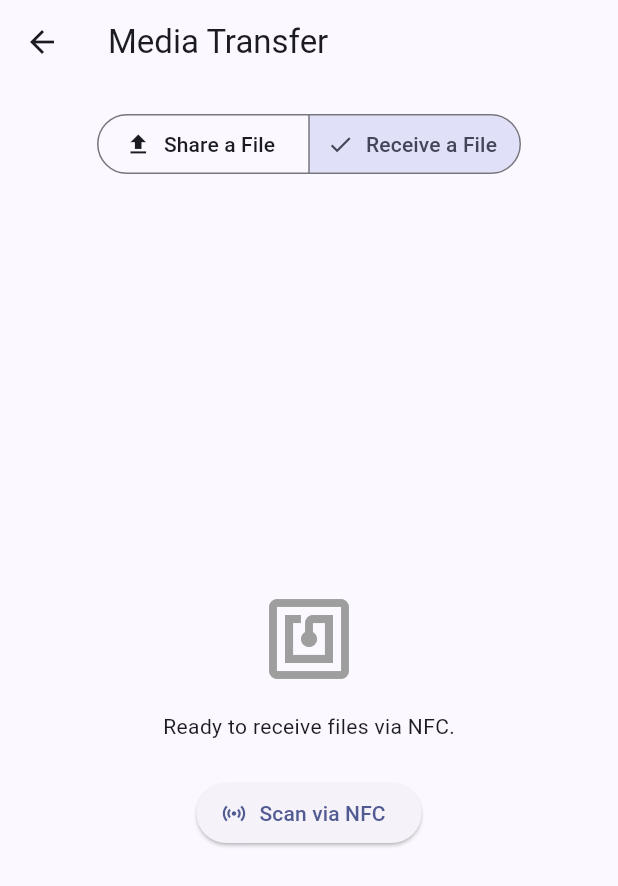
After one commit to vaibhav-patel-1211/nfc, a Flutter app: the MediaTransferScreen screen opened directly, after a tap on "Receive a File", on a phone screen of 412 x 824 dp. The commit adds this screen. Shown: the top 886 px of the screen. Run offline on Flutter 3.47's test engine with Material 3 defaults, Android fonts, the light colour scheme and no system bars; our stand-ins replace file_picker, gallery_saver, shelf; missing offline and left inert: flutter_nfc_kit, ndef, network_info_plus.

Commit message:
Adding Media File transfer

```diff
--- /dev/null
+++ b/lib/features/media_transfer/media_server.dart
@@ -0,0 +1,82 @@
+import 'dart:async';
+import 'dart:convert';
+import 'dart:io';
+import 'package:shelf/shelf.dart';
+import 'package:shelf/shelf_io.dart' as io;
+import 'package:network_info_plus/network_info_plus.dart';
+
+class MediaServer {
+  HttpServer? _server;
+  File? _currentFile;
+  String? _serverUrl;
+
+  Future<String?> startServer(File file) async {
+    _currentFile = file;
+
+    // Get current local IP
+    final info = NetworkInfo();
+    final wifiIP = await info.getWifiIP();
+
+    if (wifiIP == null) {
+      throw Exception('Not connected to Wi-Fi. Please connect to a Wi-Fi network.');
+    }
+
+    final handler = const Pipeline()
+        .addMiddleware(logRequests())
+        .addHandler(_requestHandler);
+
+    try {
+      _server = await io.serve(handler, wifiIP, 8080);
+      _serverUrl = 'http://$wifiIP:8080/file';
+      return _serverUrl;
+    } catch (e) {
+      throw Exception('Failed to start server on $wifiIP:8080 - ${e.toString()}');
+    }
+  }
+
+  Future<void> stopServer() async {
+    if (_server != null) {
+      await _server!.close(force: true);
+      _server = null;
+      _currentFile = null;
+      _serverUrl = null;
+    }
+  }
+
+  Future<Response> _requestHandler(Request request) async {
+    if (_currentFile == null || !await _currentFile!.exists()) {
+      return Response.notFound('File not found');
+    }
+
+    if (request.url.path == 'info') {
+      final stat = await _currentFile!.stat();
+      final filename = _currentFile!.path.split('/').last;
+
+      final info = {
+        'filename': filename,
+        'size': stat.size,
+      };
+
+      return Response.ok(
+        jsonEncode(info),
+        headers: {'Content-Type': 'application/json'},
+      );
+    }
+
+    if (request.url.path == 'file') {
+      final stat = await _currentFile!.stat();
+      final stream = _currentFile!.openRead();
+
+      return Response.ok(
+        stream,
+        headers: {
+          'Content-Type': 'application/octet-stream',
+          'Content-Length': stat.size.toString(),
+          'Content-Disposition': 'attachment; filename="${_currentFile!.path.split('/').last}"',
+        },
+      );
+    }
+
+    return Response.notFound('Route not found');
+  }
+}
--- /dev/null
+++ b/lib/features/media_transfer/media_transfer_screen.dart
@@ -0,0 +1,419 @@
+import 'dart:io';
+import 'package:file_picker/file_picker.dart';
+import 'package:flutter/material.dart';
+import 'package:provider/provider.dart';
+import '../../providers/nfc_provider.dart';
+import 'media_server.dart';
+import 'media_client.dart';
+
+class MediaTransferScreen extends StatefulWidget {
+  const MediaTransferScreen({super.key});
+
+  @override
+  State<MediaTransferScreen> createState() => _MediaTransferScreenState();
+}
+
+class _MediaTransferScreenState extends State<MediaTransferScreen> {
+  final MediaServer _server = MediaServer();
+  final MediaClient _client = MediaClient();
+
+  bool _isSender = true; // true = Sender, false = Receiver
+
+  // Sender state
+  File? _selectedFile;
+  String? _serverUrl;
+  bool _isServerRunning = false;
+  String? _errorMessage;
+
+  // Receiver state
+  String? _scannedUrl;
+  Map<String, dynamic>? _fileInfo;
+  bool _isDownloading = false;
+  double _downloadProgress = 0.0;
+  String? _downloadResult;
+
+  @override
+  void dispose() {
+    _server.stopServer();
+    final provider = Provider.of<NfcProvider>(context, listen: false);
+    if (provider.isBroadcasting) {
+      provider.stopBroadcast();
+    }
+    super.dispose();
+  }
+
+  // --- SENDER LOGIC ---
+
+  Future<void> _pickFileAndStart() async {
+    setState(() {
+      _errorMessage = null;
+    });
+
+    final result = await FilePicker.platform.pickFiles();
+    if (result != null && result.files.single.path != null) {
+      setState(() {
+        _selectedFile = File(result.files.single.path!);
+      });
+
+      try {
+        final url = await _server.startServer(_selectedFile!);
+        setState(() {
+          _isServerRunning = true;
+          _serverUrl = url;
+        });
+
+        // Start broadcasting
+        if (!mounted) return;
+        final provider = Provider.of<NfcProvider>(context, listen: false);
+        provider.setBroadcastText(_serverUrl!);
+        await provider.startBroadcast();
+      } catch (e) {
+        setState(() {
+          _errorMessage = e.toString();
+          _isServerRunning = false;
+          _selectedFile = null;
+        });
+        _server.stopServer();
+      }
+    }
+  }
+
+  Future<void> _stopServer() async {
+    await _server.stopServer();
+    if (!mounted) return;
+    final provider = Provider.of<NfcProvider>(context, listen: false);
+    if (provider.isBroadcasting) {
+      await provider.stopBroadcast();
+    }
+    setState(() {
+      _isServerRunning = false;
+      _serverUrl = null;
+      _selectedFile = null;
+    });
+  }
+
+  // --- RECEIVER LOGIC ---
+
+  Future<void> _scanNfc() async {
+    setState(() {
+      _errorMessage = null;
+      _scannedUrl = null;
+      _fileInfo = null;
+      _downloadResult = null;
+      _downloadProgress = 0.0;
+    });
+
+    final provider = Provider.of<NfcProvider>(context, listen: false);
+    await provider.startRead();
+
+    final data = provider.lastRead;
+    if (data == null) {
+      if (provider.errorMessage != null) {
+        setState(() {
+          _errorMessage = provider.errorMessage;
+        });
+      }
+      return;
+    }
+
+    // Check if it's a media URL
+    String content = data.content;
+
+    // Pattern: http://<ip>:8080/file
+    final ipRegex = RegExp(r'^http:\/\/(?:\d{1,3}\.){3}\d{1,3}:8080\/file$');
+    if (ipRegex.hasMatch(content)) {
+      setState(() {
+        _scannedUrl = content;
+      });
+      _fetchFileInfo(content);
+    } else {
+      // Not a media URL, pop to let ReadScreen handle it
+      if (mounted) {
+        Navigator.of(context).pop();
+      }
+    }
+  }
+
+  Future<void> _fetchFileInfo(String url) async {
+    try {
+      final info = await _client.fetchInfo(url);
+      setState(() {
+        _fileInfo = info;
+      });
+    } catch (e) {
+      setState(() {
+        _errorMessage =
+            'Failed to fetch file info from sender. Make sure they are on the same Wi-Fi.';
+      });
+    }
+  }
+
+  Future<void> _downloadFile() async {
+    if (_scannedUrl == null || _fileInfo == null) return;
+
+    setState(() {
+      _isDownloading = true;
+      _downloadResult = null;
+      _errorMessage = null;
+    });
+
+    try {
+      final String result = await _client.downloadFile(
+        _scannedUrl!,
+        _fileInfo!['filename'],
+        (progress) {
+          setState(() {
+            _downloadProgress = progress;
+          });
+        },
+      );
+
+      setState(() {
+        _downloadResult = result;
+      });
+    } catch (e) {
+      setState(() {
+        _errorMessage = 'Download failed: ${e.toString()}';
+      });
+    } finally {
+      setState(() {
+        _isDownloading = false;
+      });
+    }
+  }
+
+  // --- UI BUILDING ---
+
+  Widget _buildSenderUI() {
+    if (_isServerRunning && _serverUrl != null) {
+      return Column(
+        mainAxisAlignment: MainAxisAlignment.center,
+        children: [
+          const Icon(Icons.wifi_tethering, size: 64, color: Colors.blue),
+          const SizedBox(height: 16),
+          const Text(
+            'Broadcasting via NFC',
+            style: TextStyle(fontSize: 20, fontWeight: FontWeight.bold),
+          ),
+          const SizedBox(height: 8),
+          const Text('Tap phones together to share.'),
+          const SizedBox(height: 24),
+          Card(
+            child: Padding(
+              padding: const EdgeInsets.all(16.0),
+              child: Column(
+                children: [
+                  Text(
+                      'File: ${_selectedFile?.path.split('/').last ?? 'Unknown'}'),
+                  const SizedBox(height: 8),
+                  Text('URL: $_serverUrl',
+                      style: const TextStyle(color: Colors.grey)),
+                ],
+              ),
+            ),
+          ),
+          const SizedBox(height: 32),
+          ElevatedButton.icon(
+            icon: const Icon(Icons.stop),
+            label: const Text('Stop Sharing'),
+            style: ElevatedButton.styleFrom(
+                backgroundColor: Colors.red, foregroundColor: Colors.white),
+            onPressed: _stopServer,
+          ),
+        ],
+      );
+    }
+
+    return Column(
+      mainAxisAlignment: MainAxisAlignment.center,
+      children: [
+        const Icon(Icons.upload_file, size: 64, color: Colors.grey),
+        const SizedBox(height: 16),
+        const Text('Select a file to share over local Wi-Fi.'),
+        const SizedBox(height: 24),
+        ElevatedButton.icon(
+          icon: const Icon(Icons.folder_open),
+          label: const Text('Pick Media File'),
+          onPressed: _pickFileAndStart,
+        ),
+      ],
+    );
+  }
+
+  Widget _buildReceiverUI() {
+    final provider = context.watch<NfcProvider>();
+
+    if (provider.isReading) {
+      return const Column(
+        mainAxisAlignment: MainAxisAlignment.center,
+        children: [
+          CircularProgressIndicator(),
+          SizedBox(height: 16),
+          Text('Hold device near NFC tag...'),
+        ],
+      );
+    }
+
+    if (_scannedUrl != null && _fileInfo != null) {
+      // Show file info and prompt
+      final sizeMb = (_fileInfo!['size'] as int) / (1024 * 1024);
+      return Column(
+        mainAxisAlignment: MainAxisAlignment.center,
+        children: [
+          const Icon(Icons.download, size: 64, color: Colors.blue),
+          const SizedBox(height: 16),
+          const Text('Incoming File',
+              style: TextStyle(fontSize: 20, fontWeight: FontWeight.bold)),
+          const SizedBox(height: 16),
+          Card(
+            child: Padding(
+              padding: const EdgeInsets.all(16.0),
+              child: Column(
+                children: [
+                  Text('Filename: ${_fileInfo!['filename']}',
+                      style: const TextStyle(fontWeight: FontWeight.bold)),
+                  const SizedBox(height: 8),
+                  Text('Size: ${sizeMb.toStringAsFixed(2)} MB'),
+                ],
+              ),
+            ),
+          ),
+          const SizedBox(height: 24),
+          if (_isDownloading) ...[
+            LinearProgressIndicator(value: _downloadProgress),
+            const SizedBox(height: 8),
+            Text('${(_downloadProgress * 100).toStringAsFixed(1)}%'),
+          ] else if (_downloadResult != null) ...[
+            const Icon(Icons.check_circle, color: Colors.green, size: 48),
+            const SizedBox(height: 8),
+            Text(_downloadResult!,
+                textAlign: TextAlign.center,
+                style: const TextStyle(color: Colors.green)),
+            const SizedBox(height: 16),
+            ElevatedButton(
+              child: const Text('Scan Another'),
+              onPressed: () {
+                setState(() {
+                  _scannedUrl = null;
+                  _fileInfo = null;
+                  _downloadResult = null;
+                });
+              },
+            )
+          ] else ...[
+            ElevatedButton.icon(
+              icon: const Icon(Icons.download),
+              label: const Text('Download File'),
+              onPressed: _downloadFile,
+            ),
+            TextButton(
+              onPressed: () {
+                setState(() {
+                  _scannedUrl = null;
+                  _fileInfo = null;
+                });
+              },
+              child: const Text('Cancel'),
+            ),
+          ]
+        ],
+      );
+    }
+
+    return Column(
+      mainAxisAlignment: MainAxisAlignment.center,
+      children: [
+        const Icon(Icons.nfc, size: 64, color: Colors.grey),
+        const SizedBox(height: 16),
+        const Text('Ready to receive files via NFC.'),
+        const SizedBox(height: 24),
+        ElevatedButton.icon(
+          icon: const Icon(Icons.sensors),
+          label: const Text('Scan via NFC'),
+          onPressed: _scanNfc,
+        ),
+      ],
+    );
+  }
+
+  @override
+  Widget build(BuildContext context) {
+    return Scaffold(
+      appBar: AppBar(
+        title: const Text('Media Transfer'),
+      ),
+      body: Padding(
+        padding: const EdgeInsets.all(16.0),
+        child: Column(
+          children: [
+            // Mode Selector
+            SegmentedButton<bool>(
+              segments: const [
+                ButtonSegment(
+                  value: true,
+                  label: Text('Share a File'),
+                  icon: Icon(Icons.upload),
+                ),
+                ButtonSegment(
+                  value: false,
+                  label: Text('Receive a File'),
+                  icon: Icon(Icons.download),
+                ),
+              ],
+              selected: {_isSender},
+              onSelectionChanged: (Set<bool> newSelection) {
+                if (newSelection.isNotEmpty) {
+                  // Stop server/broadcast if switching away from Sender
+                  if (_isSender && !newSelection.first) {
+                    _stopServer();
+                  }
+
+                  // Reset states
+                  setState(() {
+                    _isSender = newSelection.first;
+                    _errorMessage = null;
+                  });
+                }
+              },
+            ),
+            const SizedBox(height: 32),
+
+            // Error Display
+            if (_errorMessage != null) ...[
+              Container(
+                padding: const EdgeInsets.all(12),
+                decoration: BoxDecoration(
+                  color: Colors.red[50],
+                  borderRadius: BorderRadius.circular(8),
+                  border: Border.all(color: Colors.red[300]!),
+                ),
+                child: Row(
+                  children: [
+                    const Icon(Icons.error_outline, color: Colors.red),
+                    const SizedBox(width: 12),
+                    Expanded(
+                      child: Text(
+                        _errorMessage!,
+                        style: const TextStyle(color: Colors.red),
+                      ),
+                    ),
+                  ],
+                ),
+              ),
+              const SizedBox(height: 24),
+            ],
+
+            // Content
+            Expanded(
+              child: Center(
+                child: SingleChildScrollView(
+                  child: _isSender ? _buildSenderUI() : _buildReceiverUI(),
+                ),
+              ),
+            ),
+          ],
+        ),
+      ),
+    );
+  }
+}
```
Also changed, not shown: lib/features/media_transfer/media_client.dart (added, +84 -0 lines), lib/screens/home_screen.dart (+15 -0 lines), pubspec.yaml (+7 -0 lines), pubspec.lock, 3 other files.
